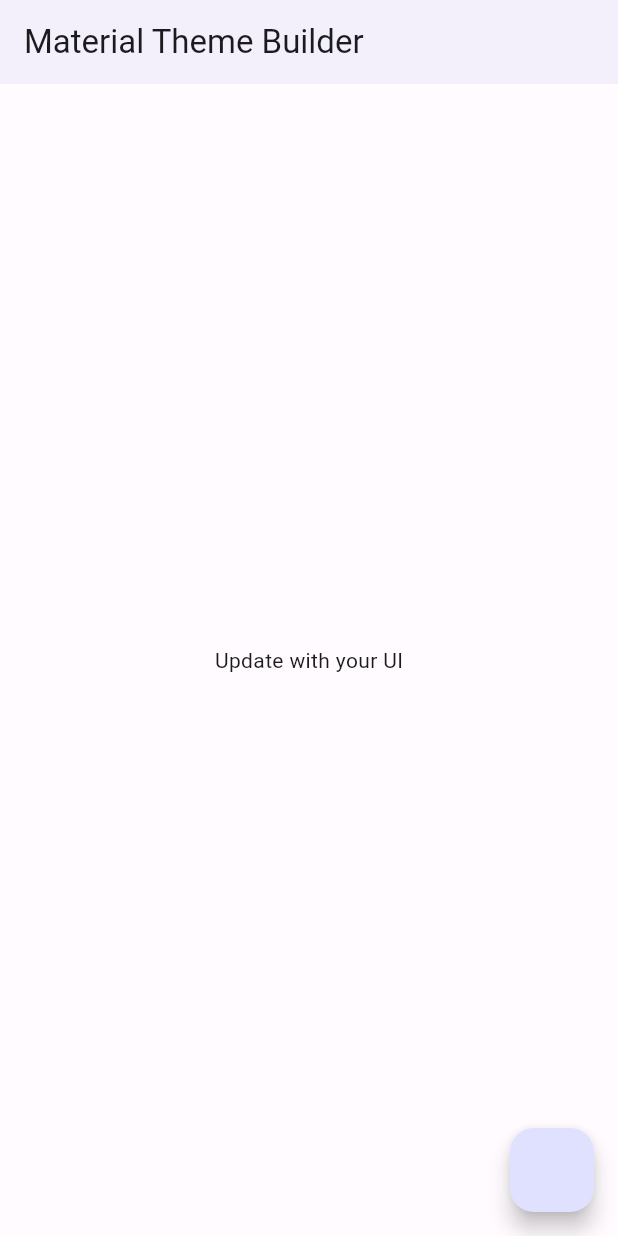
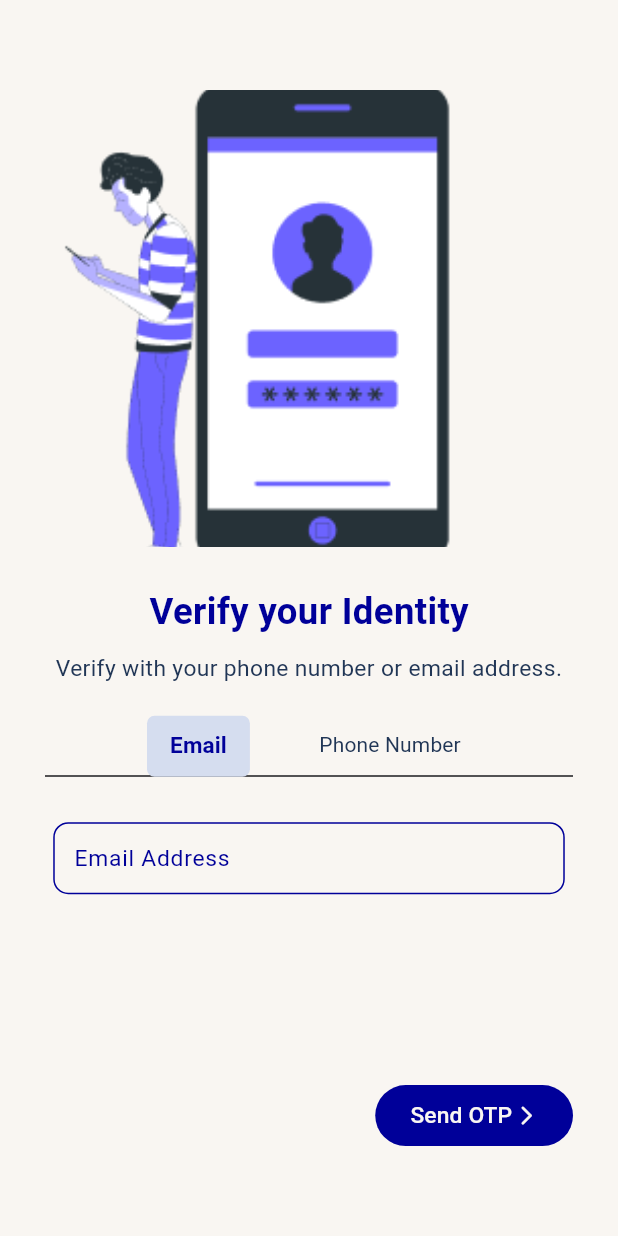
Before and after one commit to grassrootseconomics/my_sarafu, a Flutter app: the screen it shows after launch, on a phone screen of 412 x 824 dp. Run offline on Flutter 3.47's test engine with Material 2 defaults, Android fonts, the phone set to English and light mode, and no system bars; drawn by our look-alikes of dynamic_color; our stand-ins replace flutter_screenutil, google_fonts, intl_phone_number_input, pin_code_text_field.

Commit message:
feature: verification
#11 & #12

```diff
--- a/lib/main.dart
+++ b/lib/main.dart
@@ -1,8 +1,10 @@
 import 'package:dynamic_color/dynamic_color.dart';
 import 'package:flutter/material.dart';
+import 'package:flutter_screenutil/flutter_screenutil.dart';
 
 import 'constants/color_schemes.dart';
 import 'constants/custom_color.dart';
+import 'screens/authentication/verification.dart';
 
 void main() {
   runApp(const MyApp());
@@ -32,7 +34,12 @@ class MyApp extends StatelessWidget {
           darkScheme = darkColorScheme;
         }
 
-        return MaterialApp(
+        return ScreenUtilInit(
+          designSize: const Size(375, 812),
+          minTextAdapt: true,
+          splitScreenMode: false,
+          builder: (context, child) => MaterialApp(
+            debugShowCheckedModeBanner: false,
             theme: ThemeData(
               useMaterial3: true,
               colorScheme: lightScheme,
@@ -43,7 +50,8 @@ class MyApp extends StatelessWidget {
               colorScheme: darkScheme,
               extensions: [darkCustomColors],
             ),
-          home: const Home(),
+            home: const VerifyIdentity(),
+          ),
         );
       },
     );
@@ -71,7 +79,6 @@ class Home extends StatelessWidget {
             ],
           ),
         ),
-        floatingActionButton:
-            FloatingActionButton(onPressed: () => {}, tooltip: 'Increment'));
+        floatingActionButton: FloatingActionButton(onPressed: () => {}, tooltip: 'Increment'));
   }
 }
--- /dev/null
+++ b/lib/screens/authentication/verification.dart
@@ -0,0 +1,225 @@
+import 'package:flutter/material.dart';
+import 'package:flutter_screenutil/flutter_screenutil.dart';
+import 'package:google_fonts/google_fonts.dart';
+import 'package:grassroots_flutter/utils/screen_resolution.dart';
+import 'package:intl_phone_number_input/intl_phone_number_input.dart';
+import '../../utils/buttons.dart';
+import '../../constants/custom_color.dart';
+import 'otp_screen.dart';
+
+class VerifyIdentity extends StatefulWidget {
+  const VerifyIdentity({super.key});
+
+  @override
+  State<VerifyIdentity> createState() => _VerifyIdentityState();
+}
+
+class _VerifyIdentityState extends State<VerifyIdentity> {
+  TabController? billsTabController;
+  TextEditingController phonenumberController = TextEditingController();
+
+  @override
+  Widget build(BuildContext context) {
+    return Scaffold(
+      body: DefaultTabController(
+        length: 2,
+        child: Container(
+          height: MediaQuery.of(context).size.height,
+          width: MediaQuery.of(context).size.width,
+          color: customcolor4,
+          child: Padding(
+            padding: const EdgeInsets.symmetric(horizontal: 30, vertical: 60),
+            child: Column(
+              crossAxisAlignment: CrossAxisAlignment.center,
+              mainAxisAlignment: MainAxisAlignment.center,
+              children: [
+                SizedBox(
+                  height: 300.h,
+                  width: double.infinity,
+                  child: Image.asset('assets/images/bro.png', fit: BoxFit.cover),
+                ),
+                yMargin25,
+                Text(
+                  'Verify your Identity',
+                  style: TextStyle(
+                    fontSize: 24.sp,
+                    color: customcolor1,
+                    fontWeight: FontWeight.w700,
+                  ),
+                ),
+                yMargin10,
+                Text(
+                  'Verify with your phone number or email address.',
+                  style: TextStyle(
+                    fontSize: 15.sp,
+                    color: customcolor3,
+                    fontWeight: FontWeight.w400,
+                  ),
+                  textAlign: TextAlign.center,
+                ),
+                yMargin20,
+                VerifyTab(billsTabController: billsTabController),
+                yMargin20,
+                Expanded(
+                  flex: 1,
+                  child: Padding(
+                    padding: EdgeInsets.symmetric(horizontal: 5.w),
+                    child: TabBarView(
+                      controller: billsTabController,
+                      children: [
+                        const EmailVerify(),
+                        // Container(height: 100, width: 200, color: Colors.green),
+                        PhoneVerify(phonenumberController: phonenumberController),
+                      ],
+                    ),
+                  ),
+                ),
+                yMargin20,
+                Align(
+                  alignment: Alignment.bottomRight,
+                  child: CustomTextButton(
+                    onPressed: () => Navigator.pushReplacement(
+                      context,
+                      MaterialPageRoute(
+                        builder: (context) => const OTPVerify(),
+                      ),
+                    ),
+                    width: 120.w,
+                    height: 40.h,
+                    buttonRadius: 50,
+                    child: Row(
+                      crossAxisAlignment: CrossAxisAlignment.center,
+                      mainAxisAlignment: MainAxisAlignment.center,
+                      children: [
+                        Text(
+                          'Send OTP',
+                          style: TextStyle(color: customcolor4, fontSize: 15.sp),
+                        ),
+                        const SizedBox(width: 2),
+                        Icon(Icons.arrow_forward_ios_rounded, color: customcolor4, size: 15.sp),
+                      ],
+                    ),
+                  ),
+                ),
+              ],
+            ),
+          ),
+        ),
+      ),
+    );
+  }
+}
+
+class PhoneVerify extends StatelessWidget {
+  const PhoneVerify({Key? key, required this.phonenumberController}) : super(key: key);
+
+  final TextEditingController phonenumberController;
+
+  @override
+  Widget build(BuildContext context) {
+    return Padding(
+      padding: const EdgeInsets.only(top: 10),
+      child: Column(
+        crossAxisAlignment: CrossAxisAlignment.stretch,
+        children: [
+          Container(
+            height: 50,
+            width: 500,
+            decoration: BoxDecoration(
+              borderRadius: BorderRadius.circular(10),
+              border: Border.all(color: customcolor1),
+            ),
+            child: InternationalPhoneNumberInput(
+              onInputChanged: (PhoneNumber number) {
+                // print(number.phoneNumber);
+              },
+              onInputValidated: (bool value) {
+                // print(value);
+              },
+              selectorConfig: const SelectorConfig(
+                selectorType: PhoneInputSelectorType.BOTTOM_SHEET,
+                trailingSpace: false,
+                leadingPadding: 10,
+              ),
+              ignoreBlank: true,
+              autoValidateMode: AutovalidateMode.disabled,
+              selectorTextStyle: TextStyle(color: Colors.black, fontSize: 15.sp),
+              spaceBetweenSelectorAndTextField: 0,
+              textFieldController: phonenumberController,
+              textStyle: TextStyle(color: Colors.black, fontSize: 17.sp),
+              formatInput: false,
+              keyboardType: const TextInputType.numberWithOptions(signed: true, decimal: true),
+              inputBorder: InputBorder.none,
+              onSaved: (PhoneNumber number) {
+                // print('On Saved: $number');
+              },
+            ),
+          ),
+        ],
+      ),
+    );
+  }
+}
+
+class EmailVerify extends StatelessWidget {
+  const EmailVerify({Key? key}) : super(key: key);
+
+  @override
+  Widget build(BuildContext context) {
+    return Padding(
+      padding: const EdgeInsets.only(top: 10),
+      child: TextField(
+        decoration: InputDecoration(
+          contentPadding: const EdgeInsets.symmetric(vertical: 0, horizontal: 10),
+          border: OutlineInputBorder(
+            borderSide: const BorderSide(color: customcolor1),
+            borderRadius: BorderRadius.circular(10),
+          ),
+          enabledBorder: OutlineInputBorder(
+            borderSide: const BorderSide(color: customcolor1),
+            borderRadius: BorderRadius.circular(10),
+          ),
+          labelText: 'Email Address',
+          labelStyle: GoogleFonts.roboto(fontSize: 15.sp, color: customcolor1),
+          errorMaxLines: 1,
+        ),
+        style: GoogleFonts.roboto(
+          fontSize: 15.sp,
+          color: Theme.of(context).textTheme.bodyText1!.color,
+        ),
+      ),
+    );
+  }
+}
+
+class VerifyTab extends StatelessWidget {
+  const VerifyTab({Key? key, required this.billsTabController}) : super(key: key);
+
+  final TabController? billsTabController;
+
+  @override
+  Widget build(BuildContext context) {
+    return SizedBox(
+      height: 40.h,
+      child: TabBar(
+        controller: billsTabController,
+        isScrollable: true,
+        unselectedLabelColor: customcolor3,
+        indicatorSize: TabBarIndicatorSize.label,
+        indicator: BoxDecoration(borderRadius: BorderRadius.circular(5), color: const Color.fromARGB(255, 213, 221, 239)),
+        labelStyle: GoogleFonts.roboto(fontSize: 15, fontWeight: FontWeight.bold),
+        labelColor: customcolor1,
+        unselectedLabelStyle: GoogleFonts.roboto(fontWeight: FontWeight.w400),
+        indicatorWeight: 2,
+        tabs: const [
+          Tab(
+            text: '    Email    ',
+          ),
+          Tab(text: '    Phone Number    '),
+        ],
+      ),
+    );
+  }
+}
+
+// Theme.of(context).textTheme.headline1
--- /dev/null
+++ b/lib/utils/buttons.dart
@@ -0,0 +1,39 @@
+import 'package:flutter/material.dart';
+import 'package:grassroots_flutter/constants/custom_color.dart';
+
+class CustomTextButton extends StatelessWidget {
+  final Widget child;
+  final Color? color;
+  final Color? borderColor;
+  final VoidCallback? onPressed;
+  final double? buttonRadius;
+  final double? height, width;
+  const CustomTextButton({
+    Key? key,
+    required this.child,
+    this.color,
+    this.onPressed,
+    this.buttonRadius,
+    this.borderColor,
+    this.height,
+    this.width,
+  }) : super(key: key);
+
+  @override
+  Widget build(BuildContext context) {
+    return SizedBox(
+      height: height ?? 50,
+      width: width ?? 300,
+      child: TextButton(
+        onPressed: onPressed,
+        style: ButtonStyle(
+          padding: MaterialStateProperty.all(EdgeInsets.zero),
+          // side: MaterialStateProperty.all(BorderSide(color: borderColor ?? color!?? )),
+          shape: MaterialStateProperty.all(RoundedRectangleBorder(borderRadius: BorderRadius.circular(buttonRadius ?? 10))),
+          backgroundColor: MaterialStateProperty.all(color ?? customcolor1),
+        ),
+        child: Center(child: child),
+      ),
+    );
+  }
+}
--- a/pubspec.yaml
+++ b/pubspec.yaml
@@ -45,6 +45,10 @@ dependencies:
   get_storage: ^2.0.1
   shared_preferences: ^2.0.7
   dynamic_color: ^1.5.4
+  google_fonts: ^2.1.0
+  flutter_screenutil: ^5.1.1
+  intl_phone_number_input: ^0.7.1
+  pin_code_text_field: ^1.8.0
 
   cupertino_icons: ^1.0.2
 
```
Also changed, not shown: lib/screens/authentication/otp_screen.dart (added, +197 -0 lines), lib/screens/authentication/set_pin.dart (added, +83 -0 lines), lib/utils/screen_resolution.dart (added, +78 -0 lines), assets/images/bro.png (added), assets/images/girl.png (added), 1 other file. Lines whose indentation alone changed are shown as unchanged.
